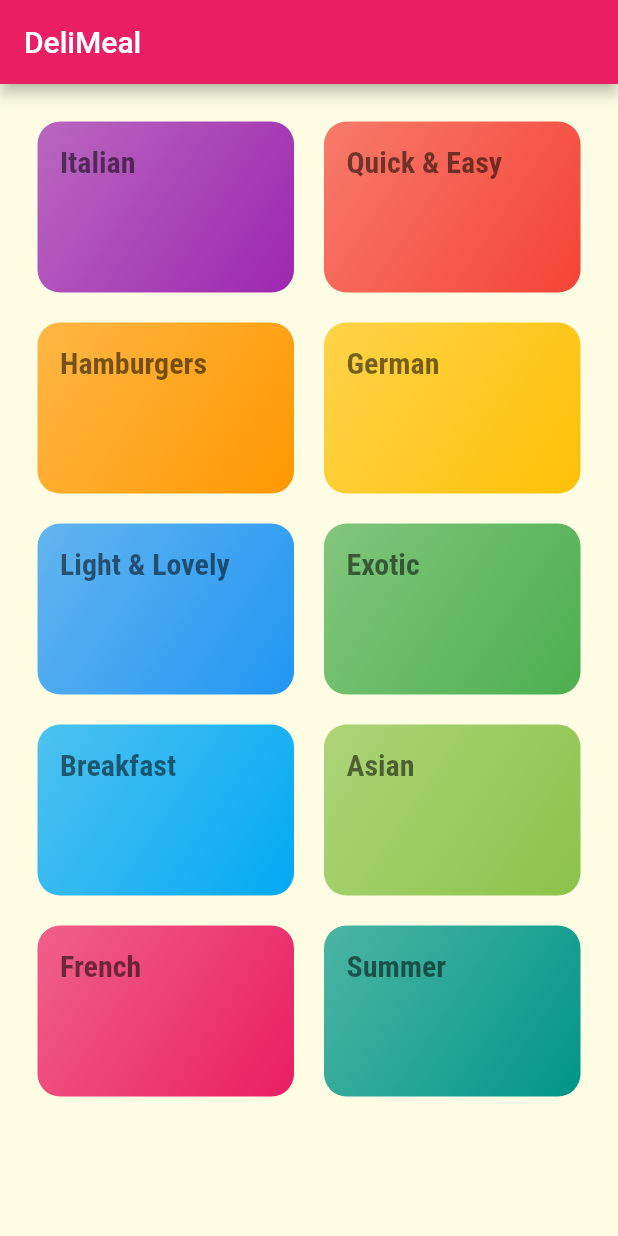
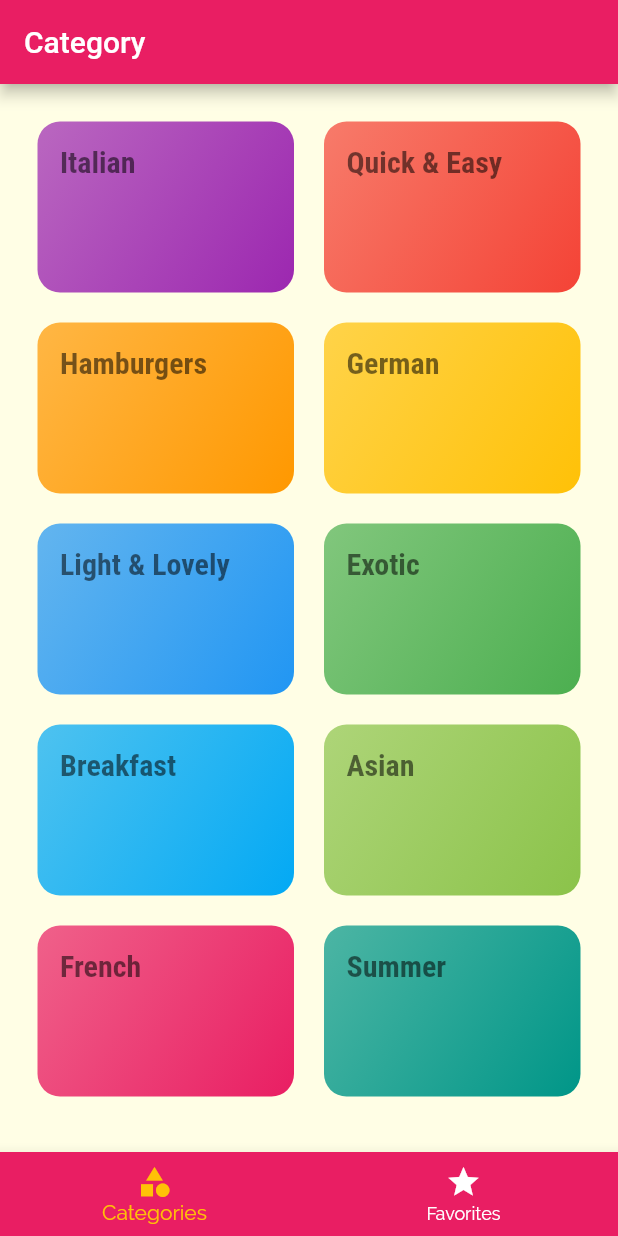
Before and after one commit to LodewykRoux/meals_app, a Flutter app: the screen it shows after launch, on a phone screen of 412 x 824 dp. Run offline on Flutter 3.47's test engine with Material 2 defaults, Android fonts, the phone set to English and light mode, and no system bars.

Commit message:
added tabs

```diff
--- a/meals/lib/main.dart
+++ b/meals/lib/main.dart
@@ -1,6 +1,6 @@
 import 'package:flutter/material.dart';
-import 'package:meals/screens/categories_screen.dart';
 import 'package:meals/screens/category_meals_screen.dart';
+import 'package:meals/screens/tabs_screen.dart';
 
 void main() {
   runApp(const MyApp());
@@ -30,10 +30,9 @@ class MyApp extends StatelessWidget {
                 fontFamily: 'RobotoCondensed',
                 fontWeight: FontWeight.bold,
               ))),
-      home: CategoriesScreen(),
+      home: TabsScreen(),
       routes: {
-
-        CategoryMealsScreen.routeName : (context) => CategoryMealsScreen(),
+        CategoryMealsScreen.routeName: (context) => CategoryMealsScreen(),
       },
     );
   }
--- a/meals/lib/screens/categories_screen.dart
+++ b/meals/lib/screens/categories_screen.dart
@@ -7,11 +7,7 @@ class CategoriesScreen extends StatelessWidget {
 
   @override
   Widget build(BuildContext context) {
-    return Scaffold(
-      appBar: AppBar(
-        title: const Text('DeliMeal'),
-      ),
-      body: GridView(
+    return GridView(
       padding: const EdgeInsets.all(25),
       gridDelegate: const SliverGridDelegateWithMaxCrossAxisExtent(
         maxCrossAxisExtent: 200,
@@ -26,7 +22,6 @@ class CategoriesScreen extends StatelessWidget {
                 color: cat.color,
               ))
           .toList(),
-      ),
     );
   }
 }
--- /dev/null
+++ b/meals/lib/screens/favorites_screen.dart
@@ -0,0 +1,10 @@
+import 'package:flutter/material.dart';
+
+class FavoritesScreen extends StatelessWidget {
+  const FavoritesScreen({Key? key}) : super(key: key);
+
+  @override
+  Widget build(BuildContext context) {
+    return Center(child: Text('Favorites'),);
+  }
+}
--- /dev/null
+++ b/meals/lib/screens/tabs_screen.dart
@@ -0,0 +1,60 @@
+import 'package:flutter/material.dart';
+import 'package:meals/screens/categories_screen.dart';
+import 'package:meals/screens/favorites_screen.dart';
+
+class TabsScreen extends StatefulWidget {
+  const TabsScreen({Key? key}) : super(key: key);
+
+  @override
+  State<TabsScreen> createState() => _TabsScreenState();
+}
+
+class _TabsScreenState extends State<TabsScreen> {
+  final List<Map<String, dynamic>> _pages = [
+    {
+      'title': 'Category',
+      'page': const CategoriesScreen(),
+    },
+    {
+      'title': 'Favorite',
+      'page': const FavoritesScreen(),
+    }
+  ];
+
+  int _selectedPageIndex = 0;
+
+  void _selectPage(int index) {
+    setState(() {
+      _selectedPageIndex = index;
+    });
+  }
+
+  @override
+  Widget build(BuildContext context) {
+    return Scaffold(
+      appBar: AppBar(
+        title: Text(_pages[_selectedPageIndex]['title']),
+      ),
+      body: _pages[_selectedPageIndex]['page'],
+      bottomNavigationBar: BottomNavigationBar(
+        onTap: _selectPage,
+        backgroundColor: Theme.of(context).primaryColor,
+        unselectedItemColor: Colors.white,
+        selectedItemColor: Theme.of(context).accentColor,
+        currentIndex: _selectedPageIndex,
+        items: [
+          BottomNavigationBarItem(
+            backgroundColor: Theme.of(context).primaryColor,
+            label: 'Categories',
+            icon: const Icon(Icons.category),
+          ),
+          BottomNavigationBarItem(
+            backgroundColor: Theme.of(context).primaryColor,
+            label: 'Favorites',
+            icon: const Icon(Icons.star),
+          ),
+        ],
+      ),
+    );
+  }
+}
```
Lines whose indentation alone changed are shown as unchanged.
